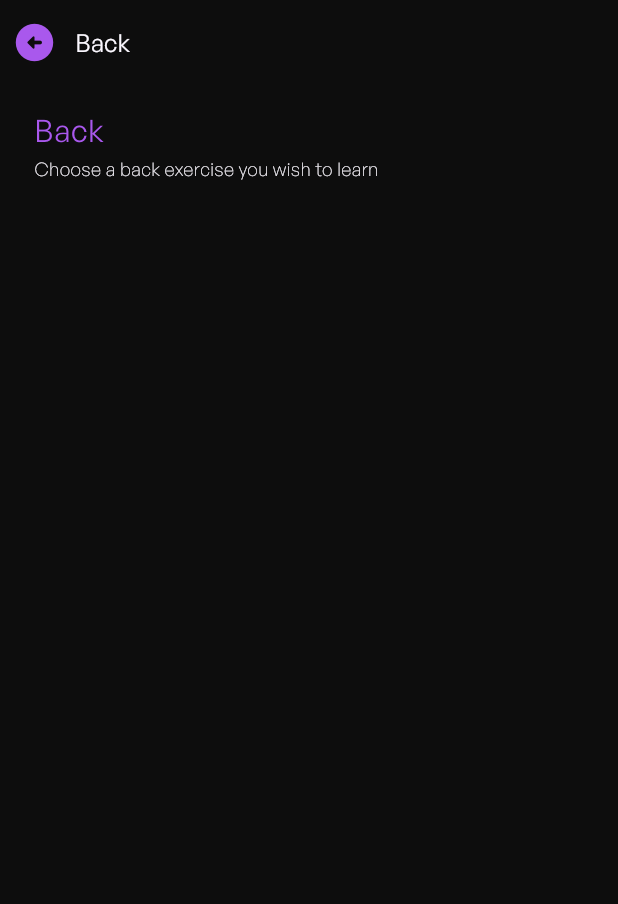
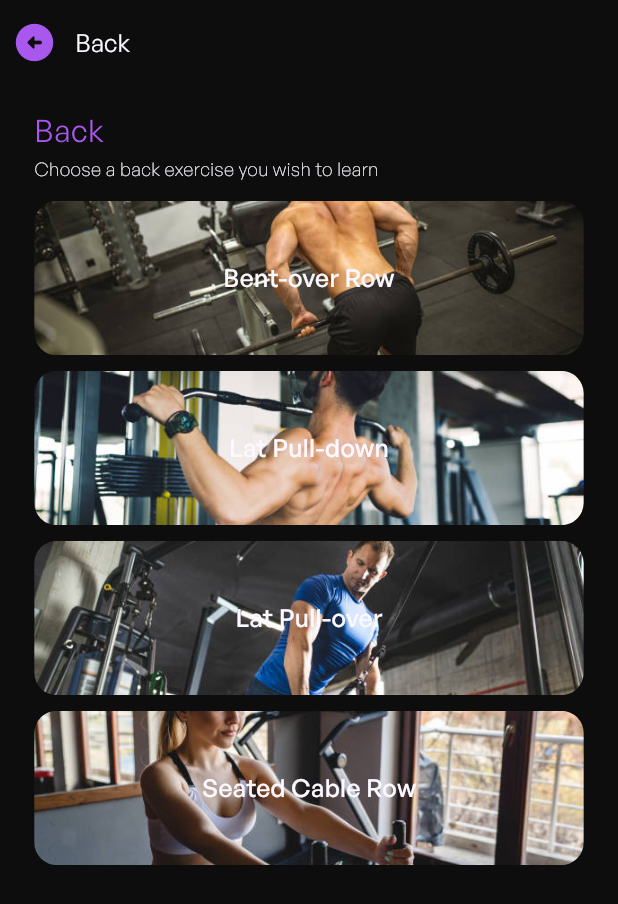
Before and after one commit to MNJDen/WeFit, a Flutter app: the WorkoutGuidePage_Back screen opened directly, on a phone screen of 412 x 824 dp. Shown: the top 904 px of the screen. Run offline on Flutter 3.47's test engine with Material 3 defaults, Android fonts, the phone set to English and light mode, and no system bars; our stand-ins replace carousel_slider, cloud_firestore, firebase_auth, firebase_core, flutter_animate, flutter_screenutil and 1 more; accounts and stored records are empty; project files that could hold a hidden picture were left out.

Commit message:
Pages: Update Back Workout Guide Pages

```diff
--- a/lib/Screens/Workout Guide Pages/Main Menu/WorkoutGuidePage_Back.dart
+++ b/lib/Screens/Workout Guide Pages/Main Menu/WorkoutGuidePage_Back.dart
@@ -1,6 +1,10 @@
 import 'package:flutter/material.dart';
 import 'package:flutter/rendering.dart';
 import 'package:flutter_screenutil/flutter_screenutil.dart';
+import 'package:itec303/Screens/Workout%20Guide%20Pages/BackExercises/Back_bor.dart';
+import 'package:itec303/Screens/Workout%20Guide%20Pages/BackExercises/Back_lpd.dart';
+import 'package:itec303/Screens/Workout%20Guide%20Pages/BackExercises/Back_lpo.dart';
+import 'package:itec303/Screens/Workout%20Guide%20Pages/BackExercises/Back_scr.dart';
 
 class WorkoutGuidePage_Back extends StatefulWidget {
   const WorkoutGuidePage_Back({super.key});
@@ -14,21 +18,28 @@ class _WorkoutGuidePage_BackState extends State<WorkoutGuidePage_Back> {
   final purpleColor = const Color.fromRGBO(169, 88, 237, 1);
   final whiteColor = const Color.fromRGBO(251, 248, 255, 1);
 
+  //List of Route
+  final List<Widget> backExerciseScreens = [
+    const Back_bor(),
+    const Back_lpd(),
+    const Back_lpo(),
+    const Back_scr(),
+  ];
   // List of image paths
-  final List<String> chestExerciseImages = [
-    // 'assets/images/dbFlatBenchPress.png',
-    // 'assets/images/dbInclineBenchPress.png',
-    // 'assets/images/dbFlatBenchFlys.png',
-    // 'assets/images/dbInclineBenchFlys.png',
+  final List<String> backExerciseImages = [
+    'assets/images/Back_bor.png',
+    'assets/images/Back_lpd.png',
+    'assets/images/Back_lpo.png',
+    'assets/images/Back_scr.png',
     // Add more image paths as needed
   ];
 
   // List of exercise names corresponding to each image
-  final List<String> chestExerciseNames = [
-    'Lat Pull-Down',
+  final List<String> backExerciseNames = [
+    'Bent-over Row',
+    'Lat Pull-down',
+    'Lat Pull-over',
     'Seated Cable Row',
-    'Bent-Over Row',
-    'Lat Pull-Over',
     // Add more exercise names as needed
   ];
 
@@ -106,24 +117,40 @@ class _WorkoutGuidePage_BackState extends State<WorkoutGuidePage_Back> {
                 ),
                 // List of images displayed vertically
                 Column(
-                  children: List.generate(chestExerciseImages.length, (index) {
+                  children: List.generate(backExerciseImages.length, (index) {
                     return InkWell(
-                      onTap: () {},
+                      onTap: () {
+                        Navigator.push(
+                          context,
+                          PageRouteBuilder(
+                            pageBuilder: (BuildContext context,
+                                Animation<double> animation1,
+                                Animation<double> animation2) {
+                              return backExerciseScreens[index];
+                            },
+                            transitionDuration: Duration.zero,
+                            reverseTransitionDuration: Duration.zero,
+                          ),
+                        );
+                      },
                       child: Padding(
                         padding: EdgeInsets.only(bottom: 10.h),
                         child: Stack(
                           alignment: Alignment.center,
                           children: [
-                            Image.asset(
-                              chestExerciseImages[index],
-                              height: 75.h, // Adjust the height as needed
+                            ClipRRect(
+                              borderRadius: BorderRadius.circular(15), // Adjust the border radius as needed
+                              child: Image.asset(
+                                backExerciseImages[index],
+                                height: 100.h, // Adjust the height as needed
                                 width: 320.w, // Adjust the width as needed
                                 fit: BoxFit.cover,
+                              ),
                             ),
                             Positioned.fill(
                               child: Center(
                                 child: Text(
-                                  chestExerciseNames[index],
+                                  backExerciseNames[index],
                                   style: TextStyle(
                                     fontSize: 16.sp,
                                     fontWeight: FontWeight.w500,
```
Lines whose indentation alone changed are shown as unchanged.
